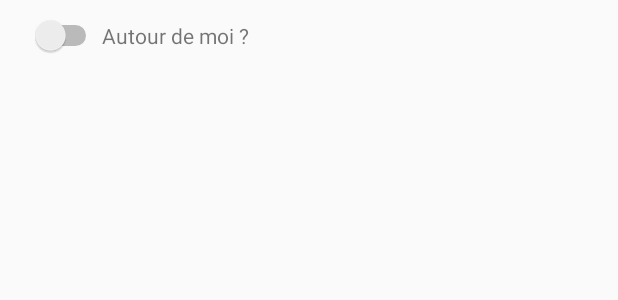
After one commit to YMonnier/VOT_android_app, an Android app: the layout consult_create_invitation_fragment.xml on its own in the app's theme, with its tools: preview values and no code run, on a phone screen of 412 x 824 dp. The commit adds this screen. Shown: the top 300 px of the screen. Run offline under Robolectric (Android 15) with nearby library versions, the phone set to English and light mode, and no system bars.

Commit message:
add patial invitation view + fix bug deleting candidate

```diff
--- /dev/null
+++ b/app/src/main/res/layout/consult_create_invitation_fragment.xml
@@ -0,0 +1,54 @@
+<?xml version="1.0" encoding="utf-8"?>
+<LinearLayout xmlns:android="http://schemas.android.com/apk/res/android"
+    android:layout_width="match_parent"
+    android:layout_height="match_parent"
+    android:orientation="vertical">
+
+    <ScrollView
+        android:id="@+id/create_form"
+        android:layout_width="match_parent"
+        android:layout_height="match_parent">
+
+        <LinearLayout
+            android:id="@+id/email_login_form"
+            android:layout_width="match_parent"
+            android:layout_height="wrap_content"
+            android:layout_marginLeft="20dp"
+            android:layout_marginRight="20dp"
+            android:orientation="vertical">
+
+            <LinearLayout xmlns:android="http://schemas.android.com/apk/res/android"
+                android:layout_width="match_parent"
+                android:layout_height="match_parent"
+                android:layout_marginTop="10dp"
+                android:orientation="horizontal">
+
+                <Switch
+                    android:id="@+id/around_me"
+                    android:layout_width="wrap_content"
+                    android:layout_height="wrap_content"
+                    android:checked="false" />
+
+                <TextView
+                    android:layout_width="0dp"
+                    android:layout_height="wrap_content"
+                    android:layout_weight="1"
+                    android:text="Autour de moi ?" />
+
+            </LinearLayout>
+
+        </LinearLayout>
+
+    </ScrollView>
+
+    <RelativeLayout xmlns:android="http://schemas.android.com/apk/res/android"
+        xmlns:app="http://schemas.android.com/apk/res-auto"
+        xmlns:tools="http://schemas.android.com/tools"
+        android:id="@+id/mainCreateContent"
+        android:layout_width="match_parent"
+        android:layout_height="match_parent"
+        app:layout_behavior="@string/appbar_scrolling_view_behavior"
+        tools:context="pm12016g3.tln.univ.fr.vot.features.MainActivity_"
+        tools:showIn="@layout/main_app_bar_main"/>
+
+</LinearLayout>
--- a/app/src/main/res/layout/root_login_activity.xml
+++ b/app/src/main/res/layout/root_login_activity.xml
@@ -34,6 +34,12 @@
                 android:layout_marginTop="30dp"
                 android:layout_marginBottom="30dp" />
 
+            <Button
+                android:id="@+id/test_button"
+                android:layout_width="wrap_content"
+                android:layout_height="wrap_content"
+                android:text="TEST"/>
+
         </LinearLayout>
     </ScrollView>
 </LinearLayout>
```
Also changed, not shown: app/src/main/java/pm12016g3/tln/univ/fr/vot/features/consult/create/algorithms/simple/SimpleVoteFragment.java (+12 -6 lines), app/src/main/java/pm12016g3/tln/univ/fr/vot/features/consult/create/invitation/InvitationFragment.java (added, +59 -0 lines), app/src/main/java/pm12016g3/tln/univ/fr/vot/features/consult/create/invitation/friends/InvitationFriendsFragment.java (added, +63 -0 lines), app/src/main/java/pm12016g3/tln/univ/fr/vot/features/consult/create/invitation/friends/InvitationFriendsFragmentItemView.java (added, +35 -0 lines), app/src/main/java/pm12016g3/tln/univ/fr/vot/features/consult/create/invitation/friends/InvitationFriendsFragmentListAdapter.java (added, +26 -0 lines), app/src/main/java/pm12016g3/tln/univ/fr/vot/features/root/LoginActivity.java (+11 -3 lines), app/src/main/res/layout/consult_create_invitation_friends_fragment.xml (added, +12 -0 lines).
